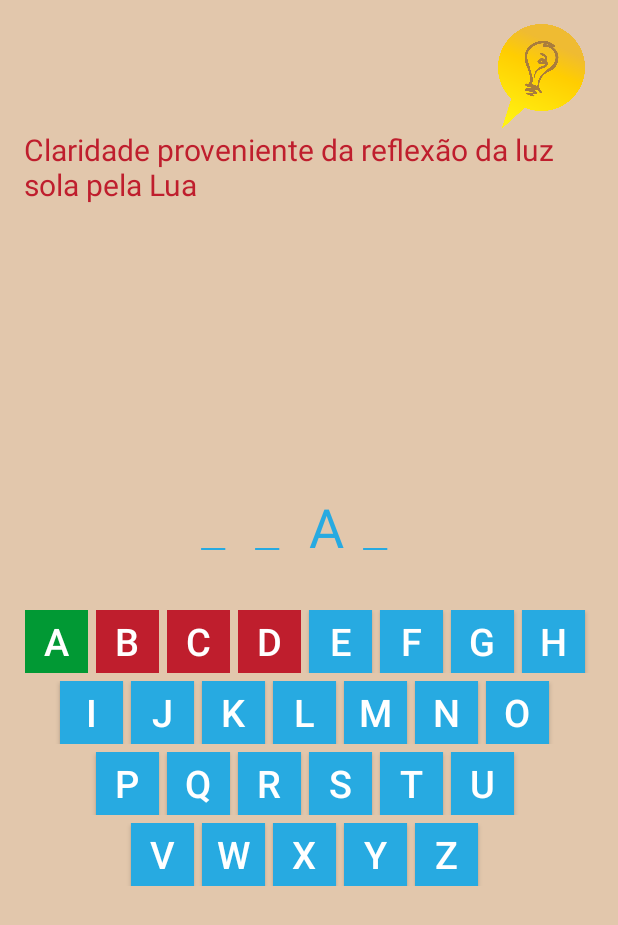
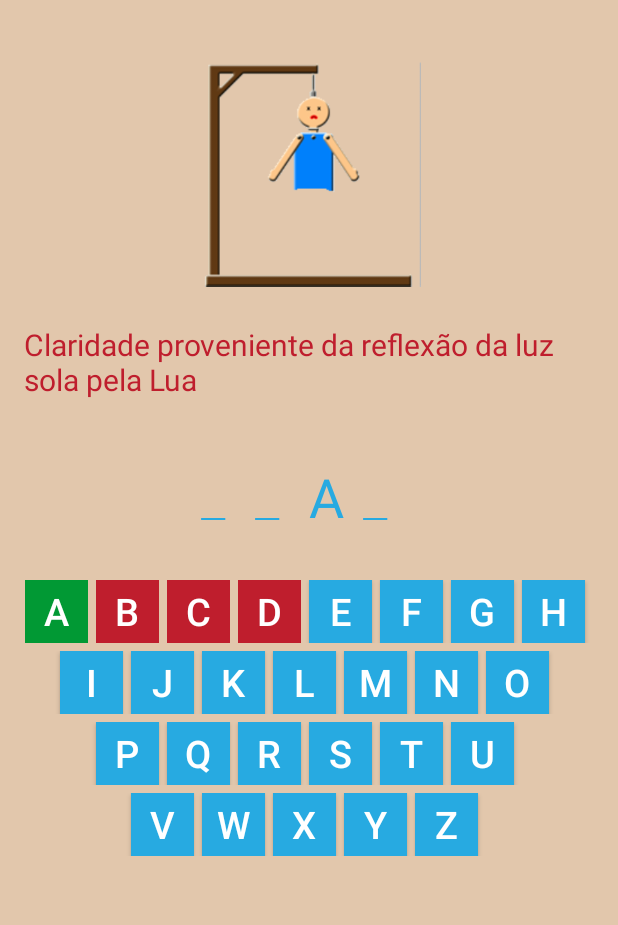
Before and after one commit to eudev-i/JogoDaForca, an Android app: the MainActivity screen opened directly, with no data from a screen before it, after a tap on an icon or button, on a phone screen of 412 x 824 dp. Shown: the top 925 px of the screen. Run offline under Robolectric (Android 15) with nearby library versions, the phone set to English and light mode, and no system bars; 3 other taps on this screen came first.

Commit message:
Implentação da atualização do boneco a cada erro e easteregg no jogo

```diff
--- a/app/src/main/java/br/com/senaijandira/jogodaforca/MainActivity.java
+++ b/app/src/main/java/br/com/senaijandira/jogodaforca/MainActivity.java
@@ -8,6 +8,7 @@ import android.os.Bundle;
 import android.support.annotation.Nullable;
 import android.view.View;
 import android.widget.Button;
+import android.widget.ImageView;
 import android.widget.TextView;
 import android.widget.Toast;
 
@@ -194,6 +195,25 @@ public class MainActivity extends Activity{
                 btnClicado.setBackgroundColor(getResources().getColor(R.color.red)); /*MUDA A COR PARA VERMELHO SE A PALAVRA NÃO EXISTIR*/
                 pontuacaoErro--;
                 letraErrada++;
+
+                ImageView imgForca;
+                imgForca = findViewById(R.id.imgForca);
+                if(pontuacaoErro == 3){
+                    imgForca.setImageResource(R.drawable.boneco2);
+                }
+                else if(pontuacaoErro == 2){
+                    imgForca.setImageResource(R.drawable.boneco3);
+                }
+                else if(pontuacaoErro == 1){
+                    imgForca.setImageResource(R.drawable.boneco4);
+                }
+                else if(pontuacaoErro == 0){
+                    imgForca.setImageResource(R.drawable.boneco5);
+                }
+
+
+
+
                 if(pontuacaoErro == 0){
                     JanelaFimJogo();
                 }
--- a/app/src/main/res/layout/activity_inicio.xml
+++ b/app/src/main/res/layout/activity_inicio.xml
@@ -26,7 +26,8 @@
             android:layout_height="200dp"
             android:src="@drawable/jogoforca"
             android:id="@+id/jogoForca"
-            android:layout_marginBottom="37dp"/>
+            android:layout_marginBottom="37dp"
+            android:onClick="easteregg"/>
 
         <Button
             android:layout_width="150dp"
--- a/app/src/main/res/layout/activity_main.xml
+++ b/app/src/main/res/layout/activity_main.xml
@@ -12,26 +12,29 @@
         android:padding="16dp">
 
         <ImageView
-            android:layout_width="70dp"
-            android:layout_height="70dp"
-            android:src="@drawable/dicas"
-            android:layout_marginLeft="310dp"/>
+            android:layout_width="150dp"
+            android:layout_height="200dp"
+            android:src="@drawable/boneco1"
+            android:layout_gravity="center"
+            android:id="@+id/imgForca"/>
+
 
         <TextView
             android:layout_width="wrap_content"
             android:layout_height="wrap_content"
-            android:text=""
+            android:text="Maneira ou costume mais predominante em um determinado grupo em um determinado momento que se refere a forma de vestir-se"
             android:textSize="20sp"
             android:textColor="@color/red"
-            android:layout_marginBottom="80dp"
+            android:layout_marginBottom="20dp"
             android:id="@+id/txtDica"/>
+
 
         <LinearLayout
             android:layout_width="match_parent"
             android:layout_height="60dp"
             android:gravity="center"
             android:orientation="horizontal"
-            android:layout_marginTop="100dp"
+            android:layout_marginTop="10dp"
             android:layout_marginBottom="30dp">
 
             <TextView
```
Also changed, not shown: app/src/main/java/br/com/senaijandira/jogodaforca/InicioActivity.java (+8 -0 lines), app/src/main/res/drawable/boneco1.png (added), app/src/main/res/drawable/boneco2.png (added), app/src/main/res/drawable/boneco3.png (added), app/src/main/res/drawable/boneco4.png (added), app/src/main/res/drawable/boneco5.png (added), app/src/main/res/drawable/meme.jpg (added).
